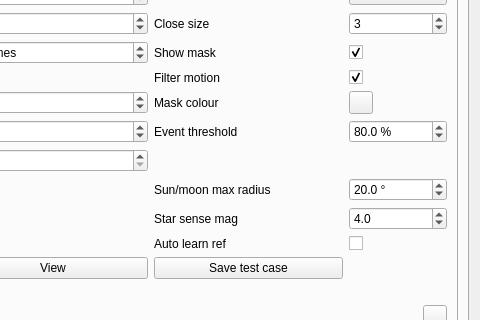
Above: plugins/feature/camera/camerasettingsdialog.ui from srcejon/sdrangel before the change; both pictures show x 270 to 750 and y 155 to 475 of the 750 by 906 pixel window. Below: the same form after it.
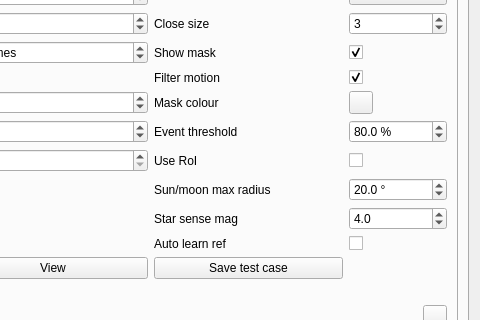
That is the form after the change. The open tabs and pages were chosen to show the change. Icons and pictures are not drawn. Custom widgets are drawn as their Qt base class.

Commit message: Add cloud detection Use RoI toggle

Patch:
```diff
--- a/plugins/feature/camera/camerasettingsdialog.ui
+++ b/plugins/feature/camera/camerasettingsdialog.ui
@@ -6420,6 +6420,23 @@
              </property>
             </widget>
            </item>
+           <item row="8" column="2">
+            <widget class="QLabel" name="cloudUseRoiLabel">
+             <property name="text">
+              <string>Use RoI</string>
+             </property>
+            </widget>
+           </item>
+           <item row="8" column="3">
+            <widget class="QCheckBox" name="cloudUseRoiCheck">
+             <property name="toolTip">
+              <string>When checked, cloud detection evaluates only the shared detection region of interest. When unchecked, the whole image is evaluated regardless of the RoI - typical for an all-sky camera where motion or star detection is restricted but cloud coverage should span the full sky</string>
+             </property>
+             <property name="text">
+              <string/>
+             </property>
+            </widget>
+           </item>
            <item row="9" column="0">
             <widget class="QLabel" name="cloudMaskSunMoonLabel">
              <property name="text">
```
The commit also changes 11 other files.
